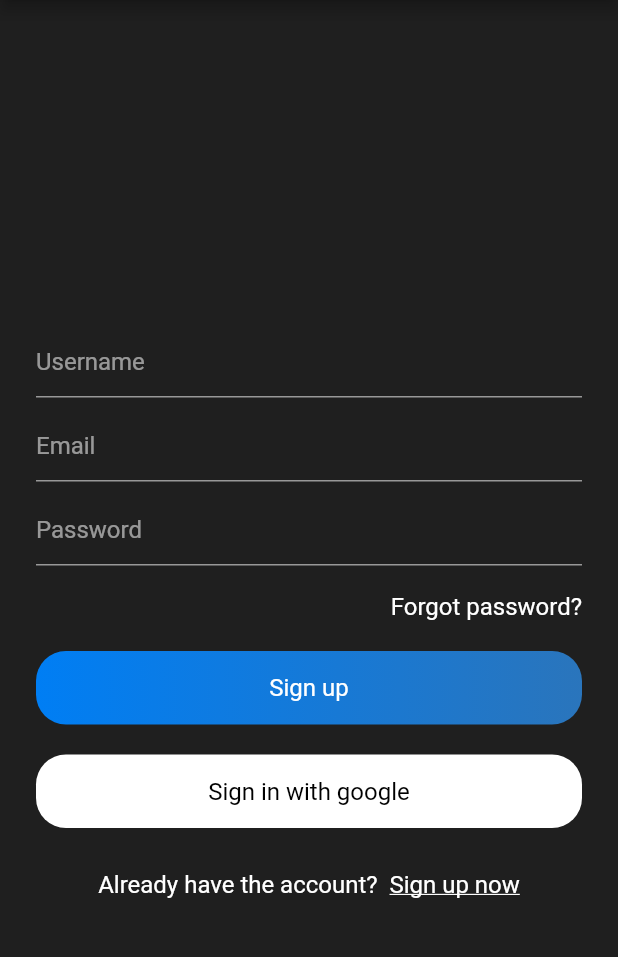
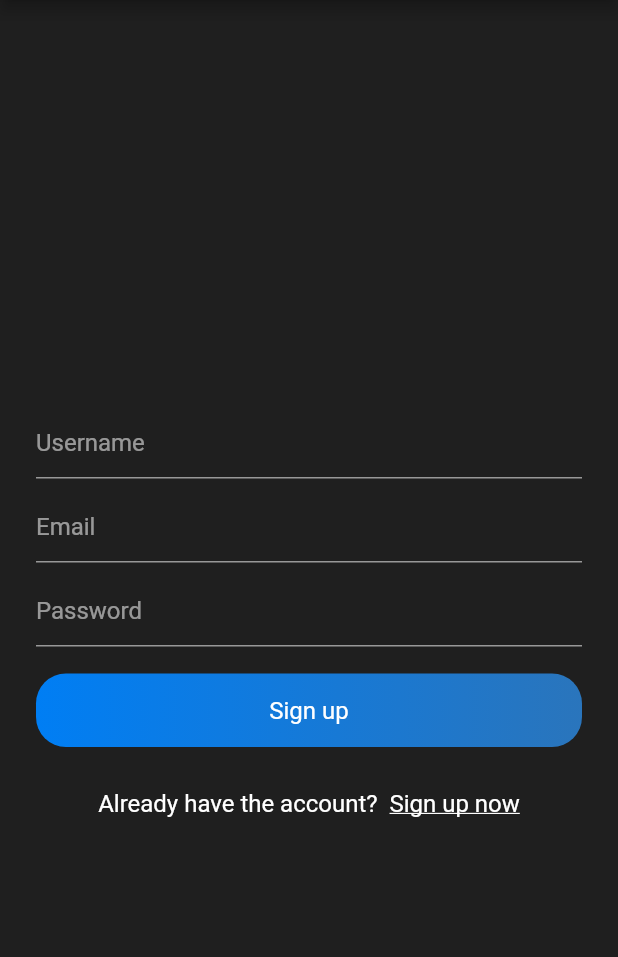
Before and after one commit to julion-mkk/chat_app, a Flutter app: the screen it shows after launch, after a tap on "Sign in", after a tap on "Register now", on a phone screen of 412 x 824 dp, the part 84-1041 px from its top. Run offline on Flutter 3.47's test engine with Material 2 defaults, Android fonts, the phone set to English and light mode, and no system bars; our stand-ins replace cloud_firestore, firebase_auth, shared_preferences; accounts and stored records are empty.

```diff
--- a/chat_app/lib/screens/sign_in.dart
+++ b/chat_app/lib/screens/sign_in.dart
@@ -90,13 +90,13 @@ class SignInState extends State<SignIn> {
                                 SizedBox(
                                     height: 18,
                                 ),
-                                Container(
+                                /*Container(
                                     alignment: Alignment.centerRight,
                                     child: Text('Forgot password?',style: simpleTextStyle(),),
                                 ),
                                 SizedBox(
                                     height: 20,
-                                ),
+                                ),*/
                                 GestureDetector(
                                     onTap: () {
                                         signIn();
@@ -123,7 +123,7 @@ class SignInState extends State<SignIn> {
                                 SizedBox(
                                     height: 20,
                                 ),
-                                Container(
+                                /*Container(
                                     alignment: Alignment.center,
                                     width: MediaQuery.of(context).size.width,
                                     padding: EdgeInsets.symmetric(vertical: 15),
@@ -136,7 +136,7 @@ class SignInState extends State<SignIn> {
                                         fontSize: 16
                                     ),),
                                 ),
-                                SizedBox(height: 20,),
+                                SizedBox(height: 20,),*/
                                 Row(
                                     mainAxisAlignment: MainAxisAlignment.center,
                                     children: <Widget>[
--- a/chat_app/lib/screens/sign_up.dart
+++ b/chat_app/lib/screens/sign_up.dart
@@ -99,13 +99,13 @@ class SignUpState extends State<SignUp> {
                                 SizedBox(
                                     height: 18,
                                 ),
-                                Container(
+                                /*Container(
                                     alignment: Alignment.centerRight,
                                     child: Text('Forgot password?',style: simpleTextStyle(),),
                                 ),
                                 SizedBox(
                                     height: 20,
-                                ),
+                                ),*/
                                 GestureDetector(
                                     onTap: () {
                                         signMeUp();
@@ -132,7 +132,7 @@ class SignUpState extends State<SignUp> {
                                 SizedBox(
                                     height: 20,
                                 ),
-                                Container(
+                                /*Container(
                                     alignment: Alignment.center,
                                     width: MediaQuery.of(context).size.width,
                                     padding: EdgeInsets.symmetric(vertical: 15),
@@ -145,7 +145,7 @@ class SignUpState extends State<SignUp> {
                                         fontSize: 16
                                     ),),
                                 ),
-                                SizedBox(height: 20,),
+                                SizedBox(height: 20,),*/
                                 Row(
                                     mainAxisAlignment: MainAxisAlignment.center,
                                     children: <Widget>[
```
Also changed, not shown: chat_app/pubspec.lock.
